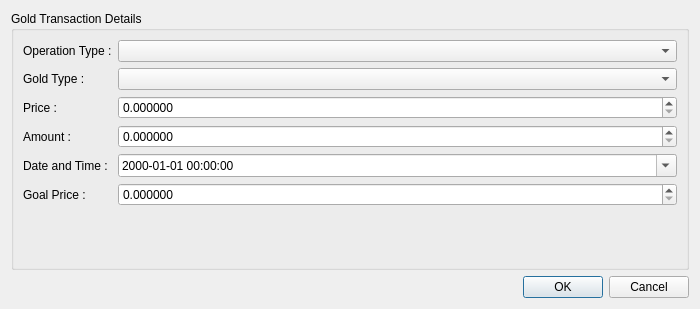
This is UIFiles/golddialog.ui in ukll/investpor as Qt 5 draws it before an edit. The edited form follows.
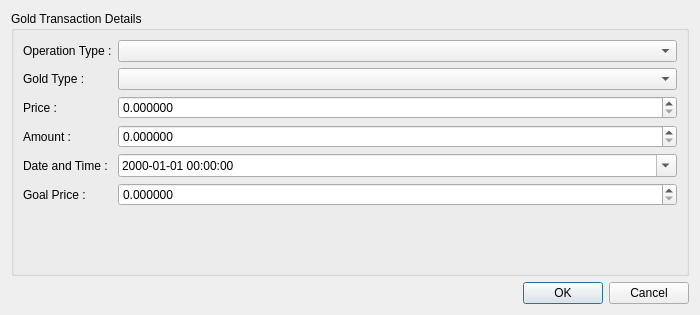
This is the edited form.

What changed in the file:
```diff
--- a/UIFiles/golddialog.ui
+++ b/UIFiles/golddialog.ui
@@ -7,7 +7,7 @@
     <x>0</x>
     <y>0</y>
     <width>700</width>
-    <height>309</height>
+    <height>315</height>
    </rect>
   </property>
   <property name="minimumSize">
```
Left out of the diff: 12 changed lines with no effect on the pictures.
